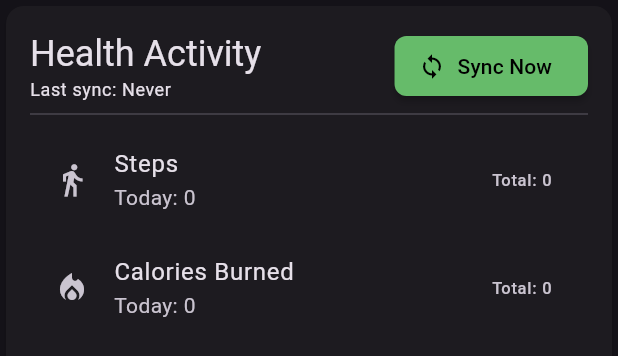
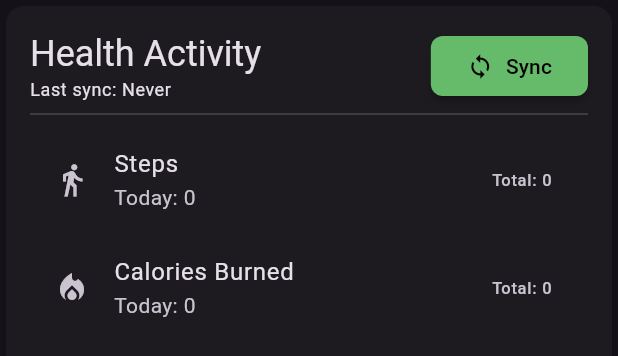
Before and after one commit to enzosv/idlefit-flutter, a Flutter app: the HealthStatsCard widget shown alone on an empty page, opened directly, on a phone screen of 412 x 824 dp. Shown: the top 356 px of the screen. Run offline on Flutter 3.47's test engine with Material 3 defaults, Android fonts, the phone set to English and light mode, and no system bars; our stand-ins replace objectbox, shared_preferences; missing offline and left inert: flame, health; accounts and stored records are empty; generated files the repository leaves out were written again.

Commit message:
add icon to card button

```diff
--- a/lib/widgets/card_button.dart
+++ b/lib/widgets/card_button.dart
@@ -5,6 +5,7 @@ class CardButton extends StatelessWidget {
   final String text;
   final Color? backgroundColor;
   final Color? textColor;
+  final IconData? icon;
 
   const CardButton({
     super.key,
@@ -12,10 +13,19 @@ class CardButton extends StatelessWidget {
     this.onPressed,
     this.backgroundColor,
     this.textColor,
+    this.icon,
   });
 
   @override
   Widget build(BuildContext context) {
+    final Widget label =
+        icon != null
+            ? Row(
+              mainAxisSize: MainAxisSize.min,
+              children: [Icon(icon), const SizedBox(width: 8), Text(text)],
+            )
+            : Text(text);
+
     return ElevatedButton(
       onPressed: onPressed,
       style: ElevatedButton.styleFrom(
@@ -25,10 +35,7 @@ class CardButton extends StatelessWidget {
         // padding: const EdgeInsets.symmetric(horizontal: 24, vertical: 12),
         shape: RoundedRectangleBorder(borderRadius: BorderRadius.circular(8)),
       ),
-      child: Text(
-        text,
-        // style: const TextStyle(fontWeight: FontWeight.bold, fontSize: 16),
-      ),
+      child: label,
     );
   }
 }
--- a/lib/widgets/health_stats_card.dart
+++ b/lib/widgets/health_stats_card.dart
@@ -6,6 +6,7 @@ import 'package:idlefit/util.dart';
 import 'package:provider/provider.dart';
 import 'package:idlefit/services/health_service.dart';
 import 'package:idlefit/services/game_state.dart';
+import 'package:idlefit/widgets/card_button.dart';
 
 class HealthStatsCard extends StatefulWidget {
   const HealthStatsCard({super.key});
@@ -106,17 +107,9 @@ class _HealthStatsCardState extends State<HealthStatsCard> {
                     ),
                   ],
                 ),
-                ElevatedButton.icon(
-                  icon: const Icon(Icons.sync),
-                  label: const Text('Sync Now'),
-                  style: ElevatedButton.styleFrom(
-                    backgroundColor: Colors.green.shade400,
-                    foregroundColor: Colors.black,
-                    elevation: 2,
-                    shape: RoundedRectangleBorder(
-                      borderRadius: BorderRadius.circular(8),
-                    ),
-                  ),
+                CardButton(
+                  icon: Icons.sync,
+                  text: 'Sync',
                   onPressed: () async {
                     final healthService = Provider.of<HealthService>(
                       context,
```
